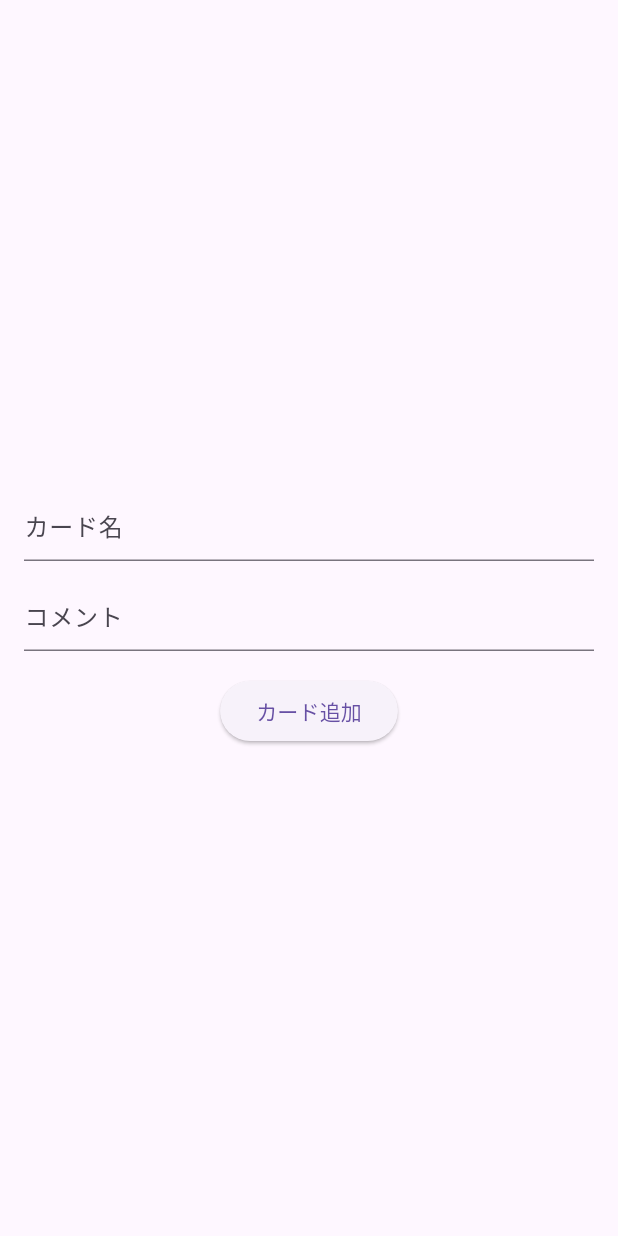
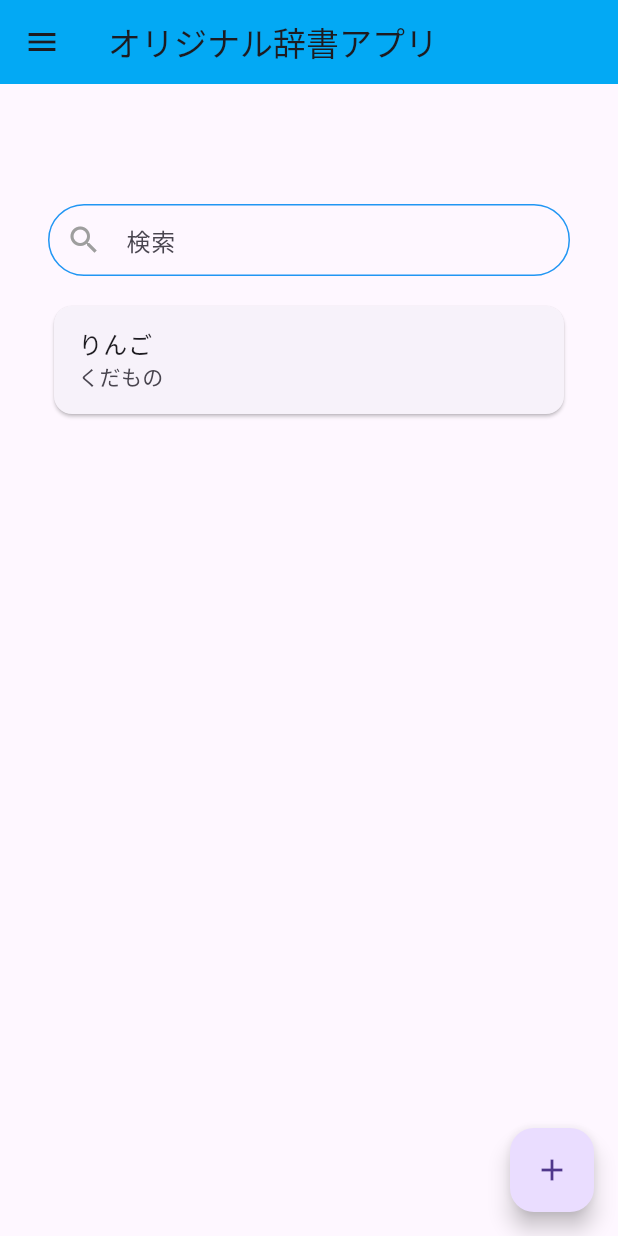
Before and after one commit to souma1024/original_dictionary_app, a Flutter app: the screen it shows after launch, on a phone screen of 412 x 824 dp. Run offline on Flutter 3.47's test engine with Material 3 defaults, Android fonts, the phone set to English and light mode, and no system bars; our stand-ins replace sqflite; accounts and stored records are empty.

Commit message:
create a little home-screen layout

```diff
--- a/lib/main.dart
+++ b/lib/main.dart
@@ -1,89 +1,58 @@
 import 'package:flutter/material.dart';
-import './repository/card_repository.dart';
-// import './data/app_database.dart'; // ここは直接使わないなら不要
+import 'widgets/search_box.dart';
+import 'widgets/word_card.dart';
+import 'widgets/common_drawer.dart';
 
 void main() {
-  runApp(const MyApp());
+  runApp(MyApp());
 }
 
-class MyApp extends StatefulWidget {
+class MyApp extends StatelessWidget {
   const MyApp({super.key});
-  @override
-  State<MyApp> createState() => _MyAppState();
-}
-
-class _MyAppState extends State<MyApp> {
-  final _nameCtrl = TextEditingController();
-  final _introCtrl = TextEditingController();
-  bool _isSaving = false;
-
-  @override
-  void dispose() {
-    _nameCtrl.dispose();
-    _introCtrl.dispose();
-    super.dispose();
-  }
-
-  Future<void> _addCard(BuildContext ctx) async {
-    final name = _nameCtrl.text.trim();
-    final intro = _introCtrl.text.trim();
-    if (name.isEmpty || intro.isEmpty) {
-      ScaffoldMessenger.of(ctx).showSnackBar(
-        const SnackBar(content: Text('名前とコメントを入力してください')),
-      );
-      return;
-    }
-    setState(() => _isSaving = true);
-    try {
-      final id = await CardRepository.instance.addCard(name: name, intro: intro);
-      ScaffoldMessenger.of(ctx).showSnackBar(
-        SnackBar(content: Text('保存しました（ID: $id）')),
-      );
-      _nameCtrl.clear();
-      _introCtrl.clear();
-    } catch (e) {
-      ScaffoldMessenger.of(ctx).showSnackBar(
-        SnackBar(content: Text('保存に失敗しました: $e')),
-      );
-    } finally {
-      if (mounted) setState(() => _isSaving = false);
-    }
-  }
 
   @override
   Widget build(BuildContext context) {
     return MaterialApp(
       home: Scaffold(
-        body: Builder( // ← ここで MaterialApp/Scaffold 配下の context を作る
-          builder: (ctx) => Center(
-            child: ConstrainedBox(
-              constraints: const BoxConstraints(maxWidth: 420),
-              child: Padding(
-                padding: const EdgeInsets.all(16),
-                child: Column(
-                  mainAxisSize: MainAxisSize.min,
-                  children: [
-                    TextField(controller: _nameCtrl, decoration: const InputDecoration(hintText: 'カード名')),
-                    const SizedBox(height: 12),
-                    TextField(controller: _introCtrl, decoration: const InputDecoration(hintText: 'コメント')),
-                    const SizedBox(height: 16),
-                    ElevatedButton(
-                      onPressed: _isSaving
-                        ? null
-                        : ()  async {
-                          await _addCard(ctx);
-                      }, // ← Builder の ctx を渡す
-                      child: _isSaving
-                          ? const SizedBox(height: 18, width: 18, child: CircularProgressIndicator(strokeWidth: 2))
-                          : const Text('カード追加'),
-                    ),
-                  ],
+          // 画面ヘッダー(上部)
+        appBar:AppBar(
+          title: const Text('オリジナル辞書アプリ'),
+          backgroundColor: Colors.lightBlue,
+        ),
+
+        // 画面のサイドバー（drawer） widgets/common_drawer.dartのコンポーネント
+        drawer:  CommonDrawer(),
+
+        // 画面のメインコンテント
+        body: Padding(
+          padding: const EdgeInsets.only(top: 80, left: 32, right: 32),
+          child: Column(
+            children: [
+              const SearchBox(), //widgets/search_box.dart のコンポーネント
+              const SizedBox(height: 16),
+
+              //✅ 検索結果リスト（残りの高さを全部使う）
+              Expanded(
+                child: ListView.builder(
+                  itemCount: 1, // ← 1個だけ表示するなら1
+                  itemBuilder: (context, index) {
+                    return const WordCard(   // widgets/word_card.dart のコンポーネント
+                      name: 'りんご',
+                      intro: 'くだもの',
+                    );
+                  },
                 ),
               ),
-            ),
+            ],
           ),
         ),
-      ),
+
+        //画面下部の追加ボタン（位置は後で修正する予定）
+        floatingActionButton: FloatingActionButton(
+          onPressed: () => {print("押したね？")},
+          child: const Icon(Icons.add)
+        ),
+      )
     );
   }
 }
```
Also changed, not shown: lib/models/card.dart (deleted, +0 -44 lines).
